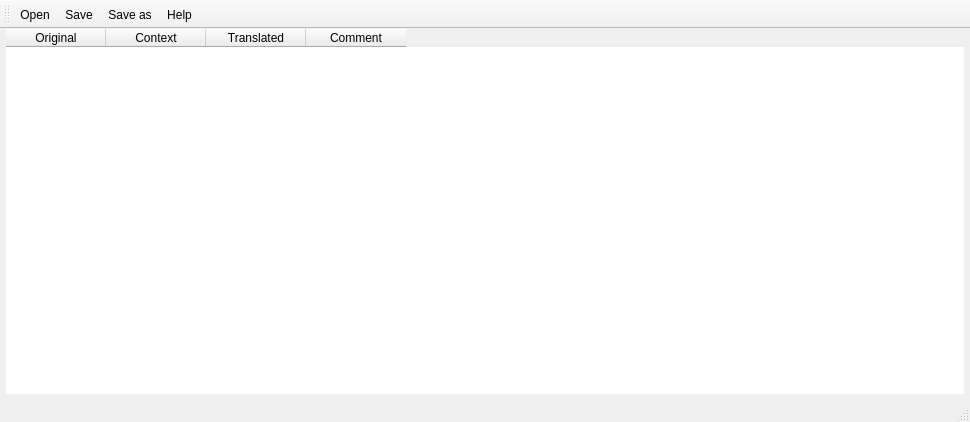
Old version of the form src/mainwindow.ui in the repository RxLaboratory/DuTF.
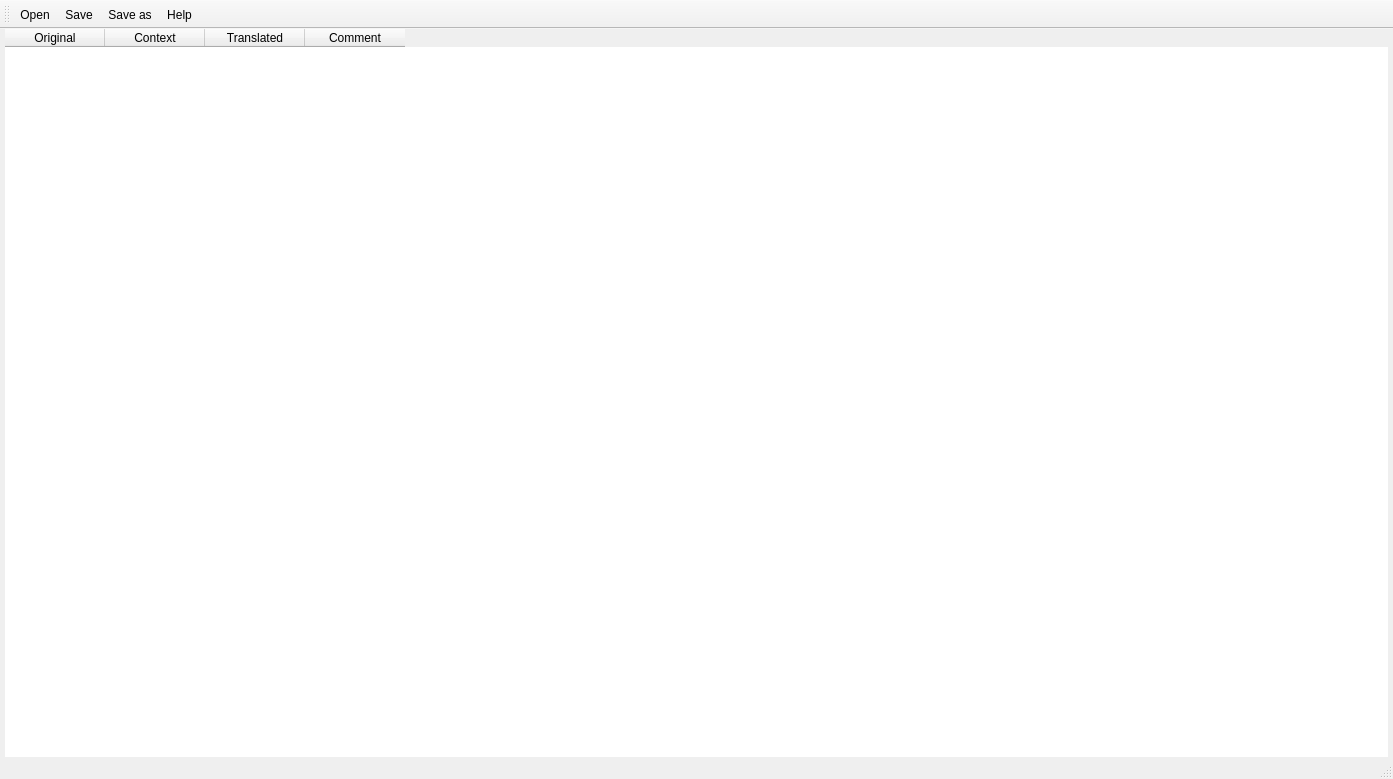
New version of the form. Icons and pictures are not drawn.

The edit to the form file:
```diff
--- a/src/mainwindow.ui
+++ b/src/mainwindow.ui
@@ -6,10 +6,16 @@
    <rect>
     <x>0</x>
     <y>0</y>
-    <width>970</width>
-    <height>422</height>
+    <width>1393</width>
+    <height>779</height>
    </rect>
   </property>
+  <property name="minimumSize">
+   <size>
+    <width>1000</width>
+    <height>0</height>
+   </size>
+  </property>
   <property name="acceptDrops">
    <bool>true</bool>
   </property>
@@ -29,16 +35,16 @@
      <number>0</number>
     </property>
     <property name="leftMargin">
-     <number>6</number>
+     <number>5</number>
     </property>
     <property name="topMargin">
      <number>0</number>
     </property>
     <property name="rightMargin">
-     <number>6</number>
+     <number>5</number>
     </property>
     <property name="bottomMargin">
-     <number>6</number>
+     <number>0</number>
     </property>
     <item>
      <widget class="QTableWidget" name="displayTable">
```
